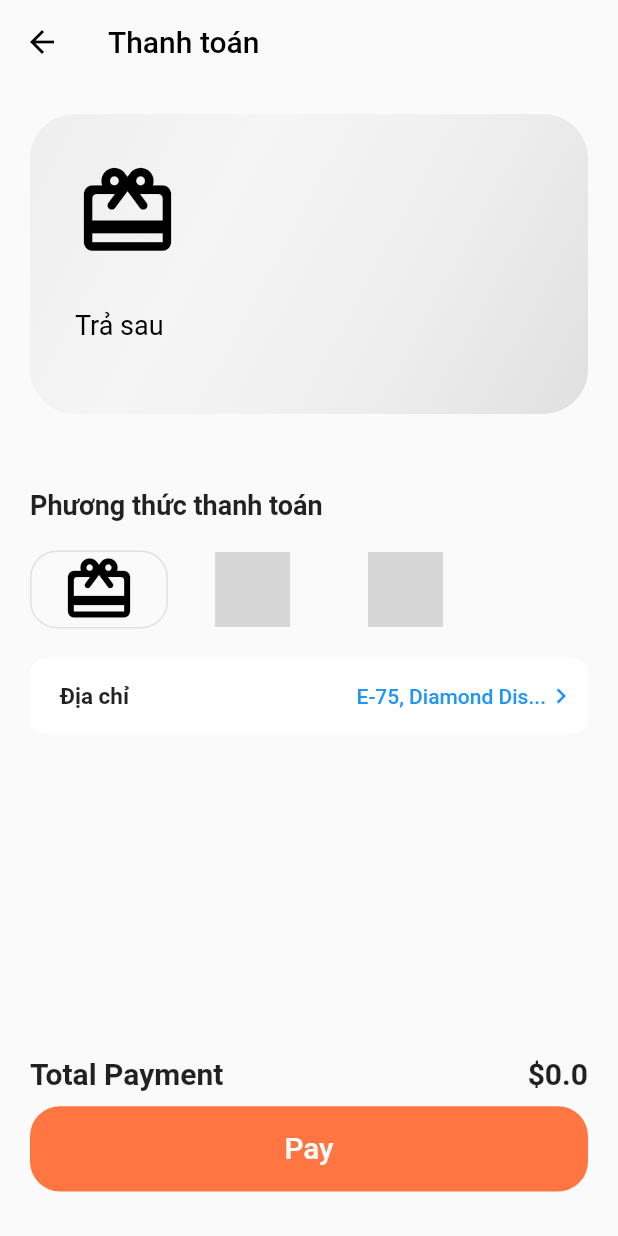
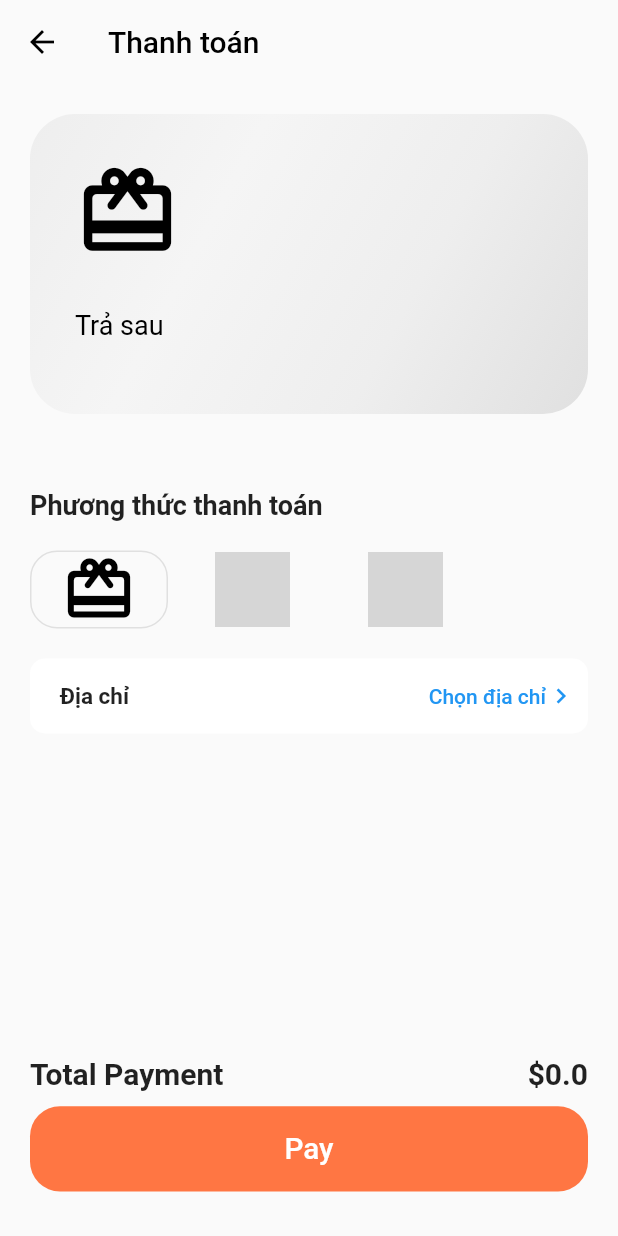
Before and after one commit to khoapc2/big-size-fashion-mob, a Flutter app: the PaymentScreen screen opened directly, on a phone screen of 412 x 824 dp. Run offline on Flutter 3.47's test engine with Material 2 defaults, Android fonts, the light colour scheme and no system bars; our stand-ins replace csc_picker, flutter_datetime_picker, flutter_rating_bar, flutter_secure_storage, flutter_svg, font_awesome_flutter and 2 more; missing offline and left inert: string_to_hex, twilio_phone_verify; accounts and stored records are empty; network calls fail; grey boxes are pictures that could not be loaded.

Commit message:
- binding dữ liệu

```diff
--- /dev/null
+++ b/lib/location.dart
@@ -0,0 +1,12 @@
+class Location{
+  int? locationId;
+  String? location;
+
+  void setLocationId(int? locationId){
+      this.locationId = locationId;
+  }
+
+  void setLocation(String? location){
+    this.location = location;
+  }
+}
--- a/lib/locator.dart
+++ b/lib/locator.dart
@@ -2,6 +2,7 @@
 
 import 'package:get_it/get_it.dart';
 import 'package:shop_app/checkout_product.dart';
+import 'package:shop_app/location.dart';
 import 'package:shop_app/token.dart';
 
 import 'list_cart.dart';
@@ -14,4 +15,5 @@ void setup(){
   locator.registerLazySingleton<CheckOutProducts>(() => CheckOutProducts());
   locator.registerLazySingleton<Token>(() => Token());
   locator.registerLazySingleton<ListCart>(() => ListCart());
+  locator.registerLazySingleton<Location>(() => Location());
 }
--- a/lib/screens/payment/components/body.dart
+++ b/lib/screens/payment/components/body.dart
@@ -4,6 +4,9 @@ import 'package:flutter/material.dart';
 import 'package:shop_app/screens/address_copy/address_copy_screen.dart';
 import 'package:shop_app/screens/payment/payment_screen.dart';
 import 'package:shop_app/screens/pick_voucher/pick_voucher_screen.dart';
+
+import '../../../location.dart';
+import '../../../locator.dart';
 
 class Body extends StatefulWidget {
   @override
@@ -14,6 +17,7 @@ class _BodyState extends State<Body> {
   int activeCard = 0;
   bool _isLoading = false;
   late Timer _timer;
+  var locationSelected = locator.get<Location>();
  pay() {
    setState(() {
       _isLoading = true;
@@ -256,7 +260,7 @@ class _BodyState extends State<Body> {
                       },
                       child: Row(
                         children: [
-                          Text("E-75, Diamond Dis..."),
+                          Text(locationSelected.locationId ==null ? "Chọn địa chỉ" :locationSelected.location!.substring(0,15)+"..."),
                           Icon(Icons.keyboard_arrow_right, size: 20,)
                         ],
                       )
--- a/lib/screens/payment/payment_button.dart
+++ b/lib/screens/payment/payment_button.dart
@@ -7,11 +7,13 @@ import 'package:shop_app/screens/home/home_screen.dart';
 import 'package:shop_app/view_model/order_view_model.dart';
 
 import '../../list_cart.dart';
+import '../../location.dart';
 import '../../locator.dart';
 import '../../size_config.dart';
 
 class PaymentButton extends StatelessWidget{
   var currentListCart = locator.get<ListCart>();
+   var locationSelected = locator.get<Location>();
   @override
   Widget build(BuildContext context) {
     // TODO: implement build
@@ -49,6 +51,7 @@ class PaymentButton extends StatelessWidget{
                                 _showToast(context);
                                 currentListCart.setListCart(null);
                                 currentListCart.total = 0;
+                                locationSelected.setLocationId(null);
                                 Navigator.pushNamed(context, HomeScreen.routeName);
                           },
                         ),],)
```
Also changed, not shown: lib/screens/address_copy/components/body.dart (+26 -4 lines), 2 other files.
